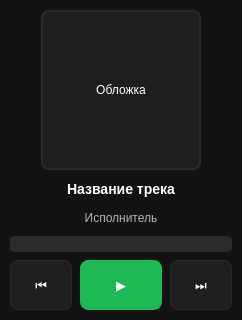
The window that res/ui/PlayerWindow.ui (kelpi-e/Raspberry-Pi-player) describes before a commit, drawn with Qt 5.
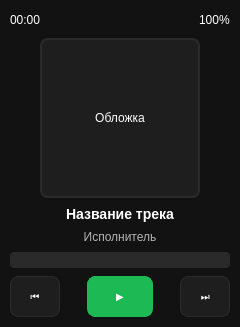
The same window after the commit.

Commit message: ui is not cool anymore

Diff of the .ui file:
```diff
--- a/res/ui/PlayerWindow.ui
+++ b/res/ui/PlayerWindow.ui
@@ -56,17 +56,27 @@
                 color: #ffffff;
                 border: 1px solid #2a2a2a;
                 border-radius: 8px;
-                padding: 6px 10px;
-                font-size: 13px;
-                min-width: 40px;
-                min-height: 36px;
+                padding: 5px 8px;
+                font-size: 10px;
+                min-width: 32px;
+                min-height: 29px;
                 }
 
                 QPushButton#btnPlay {
                 background-color: #1db954;
                 border-color: #1db954;
                 font-weight: 600;
-                min-width: 60px;
+                min-width: 48px;
+                }
+
+                QLabel#lblTime {
+                font-size: 12px;
+                color: #ffffff;
+                }
+
+                QLabel#lblBattery {
+                font-size: 12px;
+                color: #ffffff;
                 }
             </string>
         </property>
@@ -78,6 +88,28 @@
             <property name="rightMargin"><number>10</number></property>
             <property name="bottomMargin"><number>10</number></property>
 
+            <!-- ВРЕМЯ И БАТАРЕЯ -->
+            <item>
+                <layout class="QHBoxLayout" name="hLayStatus">
+                    <item>
+                        <widget class="QLabel" name="lblTime">
+                            <property name="text"><string>00:00</string></property>
+                        </widget>
+                    </item>
+                    <item>
+                        <spacer name="spStatus">
+                            <property name="orientation"><enum>Qt::Horizontal</enum></property>
+                            <property name="sizeHint" stdset="0"><size><width>40</width><height>20</height></size></property>
+                        </spacer>
+                    </item>
+                    <item>
+                        <widget class="QLabel" name="lblBattery">
+                            <property name="text"><string>100%</string></property>
+                        </widget>
+                    </item>
+                </layout>
+            </item>
+
             <!-- ОБЛОЖКА ПО ЦЕНТРУ -->
             <item>
                 <layout class="QHBoxLayout" name="hLayCover">
```
The commit also changes 3 other files.
